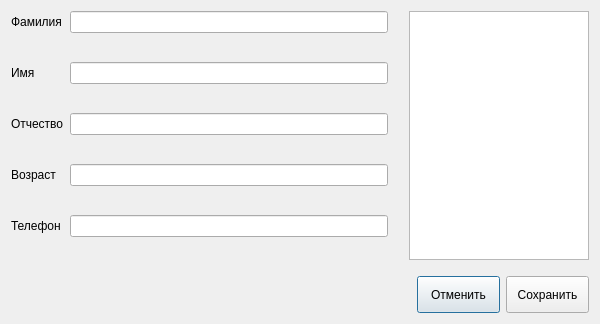
The window that PeopleBaza/DialogPersonEdit.ui (piza0-0/BankRegister) describes before a commit, drawn with Qt 5.
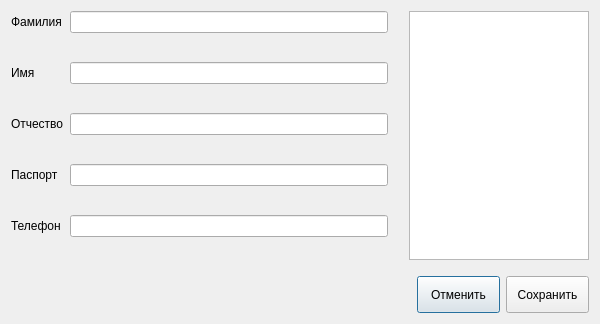
The same window after the commit.

Patch:
```diff
--- a/PeopleBaza/DialogPersonEdit.ui
+++ b/PeopleBaza/DialogPersonEdit.ui
@@ -54,7 +54,7 @@
        <item row="3" column="0">
         <widget class="QLabel" name="l_dage">
          <property name="text">
-          <string>Возраст</string>
+          <string>Паспорт</string>
          </property>
         </widget>
        </item>
```
Left out of the diff: 4 changed lines with no effect on the pictures.
